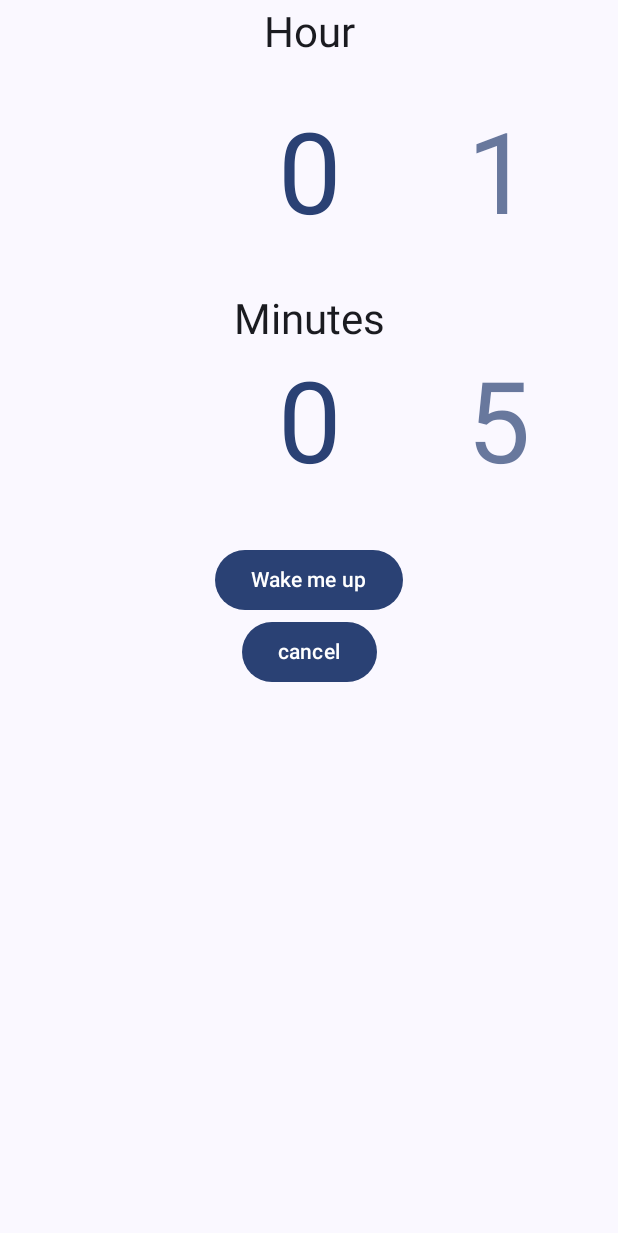
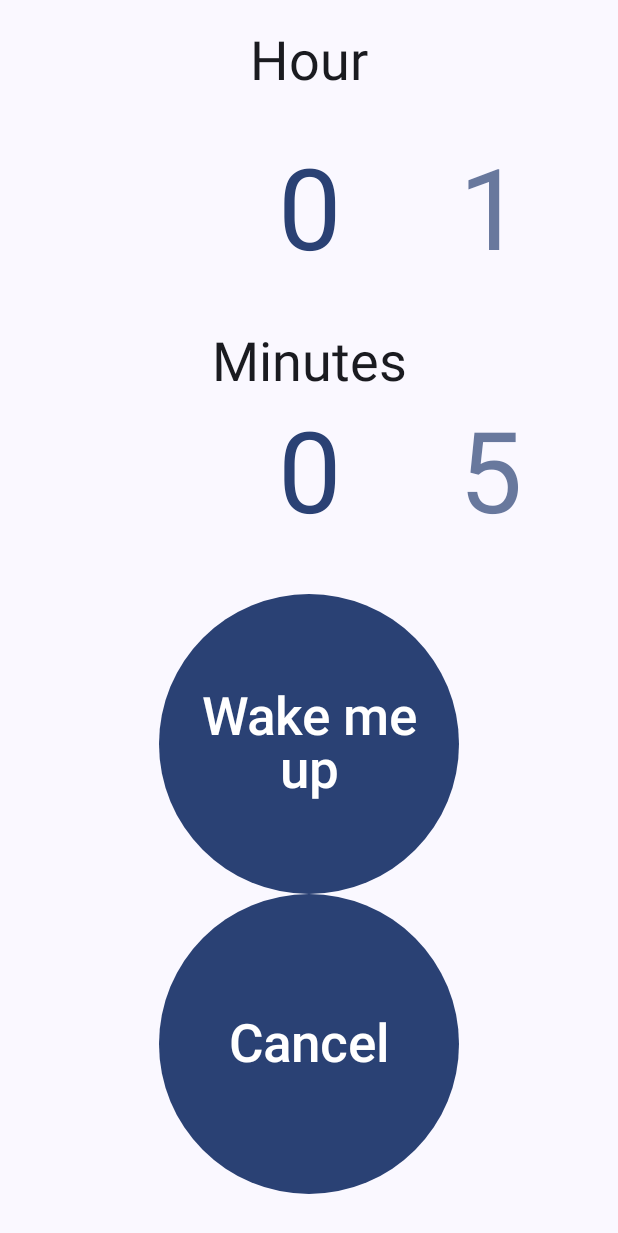
Before and after one commit to BrianGiannini/wake-up-right, an Android app built with Jetpack Compose: the screen it shows after launch (MainActivity), on a phone screen of 412 x 824 dp. Shown: the top 1233 px of the screen. Run offline under Robolectric (Android 15) with nearby library versions, the phone set to English and light mode, and no system bars.

Commit message:
improve butttons ui

```diff
--- a/app/src/main/java/dev/sangui/wakeupright/ui/mainmenu/SetupClockScreen.kt
+++ b/app/src/main/java/dev/sangui/wakeupright/ui/mainmenu/SetupClockScreen.kt
@@ -5,13 +5,14 @@ import androidx.compose.foundation.layout.Spacer
 import androidx.compose.foundation.layout.fillMaxSize
 import androidx.compose.foundation.layout.height
 import androidx.compose.foundation.layout.padding
+import androidx.compose.foundation.layout.size
 import androidx.compose.material3.Button
 import androidx.compose.material3.Text
 import androidx.compose.runtime.Composable
 import androidx.compose.ui.Alignment
 import androidx.compose.ui.Modifier
 import androidx.compose.ui.text.TextStyle
-import androidx.compose.ui.tooling.preview.Preview
+import androidx.compose.ui.text.style.TextAlign
 import androidx.compose.ui.unit.dp
 import androidx.compose.ui.unit.sp
 import dev.sangui.wakeupright.alarm.DataStoreManager
@@ -22,32 +23,42 @@ fun SetupClockScreen(setupClockViewModel: SetupClockViewModel, dataStoreManager:
     Column(
         modifier = Modifier
             .fillMaxSize()
-            .padding(all = 5.dp),
+            .padding(all = 20.dp),
         horizontalAlignment = Alignment.CenterHorizontally,
     ) {
 
-        Text("Hour", style = TextStyle(fontSize = 28.sp))
+        Text("Hour", style = TextStyle(fontSize = 36.sp))
         Spacer(modifier = Modifier.height(25.dp))
         NumberPicker(dataStoreManager = dataStoreManager, id = "hours", maxNumbers = 24)
         Spacer(modifier = Modifier.height(25.dp))
-        Text("Minutes", style = TextStyle(fontSize = 28.sp))
+        Text("Minutes", style = TextStyle(fontSize = 36.sp))
         NumberPicker(dataStoreManager = dataStoreManager, id = "minutes", maxNumbers = 60, incrementNumber = 5)
         Spacer(modifier = Modifier.height(25.dp))
 
         Button(
+            modifier = Modifier.size(200.dp),
             onClick = {
                 setupClockViewModel.scheduleAlarm()
             },
         ) {
-            Text(text = "Wake me up")
+            Text(
+                fontSize = 35.sp,
+                lineHeight = 35.sp,
+                text = "Wake me up",
+                textAlign = TextAlign.Center,
+            )
         }
 
         Button(
+            modifier = Modifier.size(200.dp),
             onClick = {
                 setupClockViewModel.cancelAlarm()
             },
         ) {
-            Text(text = "cancel")
+            Text(
+                fontSize = 35.sp,
+                text = "Cancel",
+            )
         }
     }
 
```
